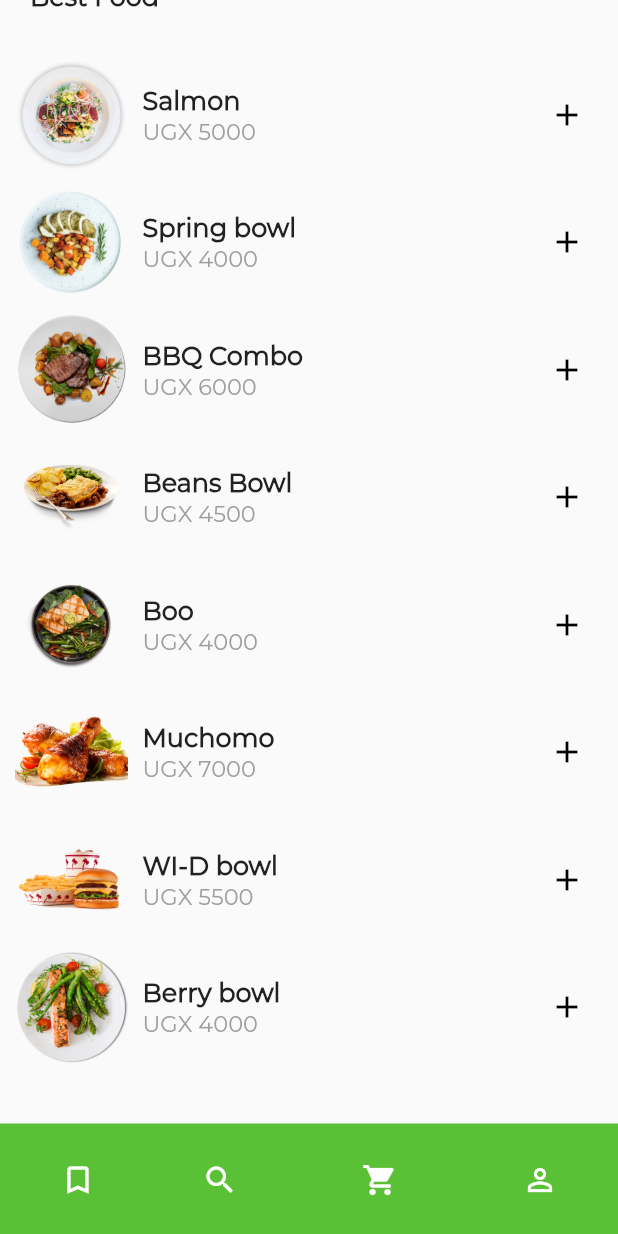
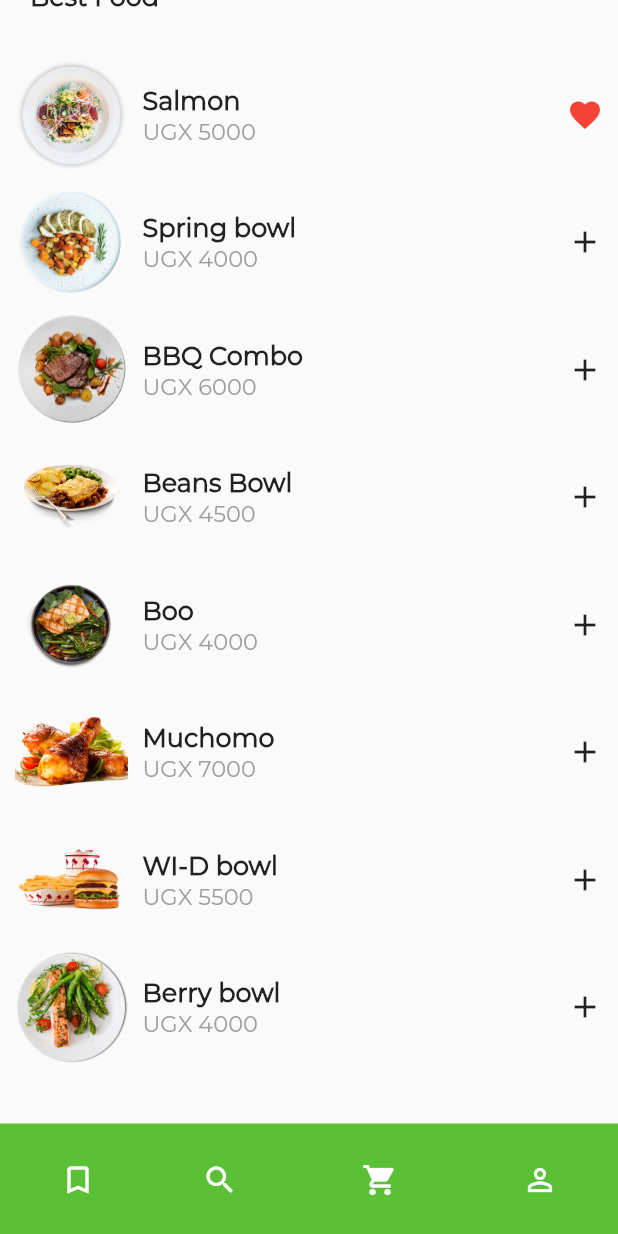
Before and after one commit to patrickhamzaokello/OfficialZodongoFoods, a Flutter app: the MyHomePage screen opened directly, scrolled down 449 dp, after a tap on the "add" icon, on a phone screen of 412 x 824 dp. Run offline on Flutter 3.47's test engine with Material 2 defaults, Android fonts, the phone set to English and light mode, and no system bars; missing offline and left inert: keyboard_visibility; project files that could hold a hidden picture were left out.

Commit message:
add and remove working

```diff
--- a/lib/Browse.dart
+++ b/lib/Browse.dart
@@ -192,8 +192,12 @@ class _MyHomePageState extends State<MyHomePage> {
     );
   }
 
+  Set<String> savedWords = Set<String>();
+
   Widget _buildFoodItem(
       String imgPath, String foodName, String price, String description) {
+    bool isSaved = savedWords.contains(foodName);
+
     return Padding(
       padding: EdgeInsets.only(left: 10.0, right: 10.0, top: 10.0),
       child: InkWell(
@@ -219,9 +223,7 @@ class _MyHomePageState extends State<MyHomePage> {
                       height: 75.0,
                       width: 75.0)),
               SizedBox(width: 10.0),
-                  Column(
-                      crossAxisAlignment: CrossAxisAlignment.start,
-                      children: [
+              Column(crossAxisAlignment: CrossAxisAlignment.start, children: [
                 Text(foodName,
                     style: TextStyle(
                         fontFamily: 'Montserrat',
@@ -234,12 +236,26 @@ class _MyHomePageState extends State<MyHomePage> {
                         color: Colors.grey))
               ])
             ])),
-                IconButton(
-                    icon: Icon(Icons.add),
-                    color: Colors.black,
-                    onPressed: () {})
+            GestureDetector(
+              onTap: () {
+                print(savedWords);
+                setState(() {
+                  if (isSaved) {
+                    savedWords.remove(foodName);
+                  } else {
+                    savedWords.add(foodName);
+                  }
+                });
+              },
+              child: Icon(
+                isSaved ? Icons.favorite : Icons.add,
+                color: isSaved ? Colors.red : null,
+              ),
+            ),
           ],
-            )));
+        ),
+      ),
+    );
   }
 
   Widget _buildListItem(
```
Lines whose indentation alone changed are shown as unchanged.
